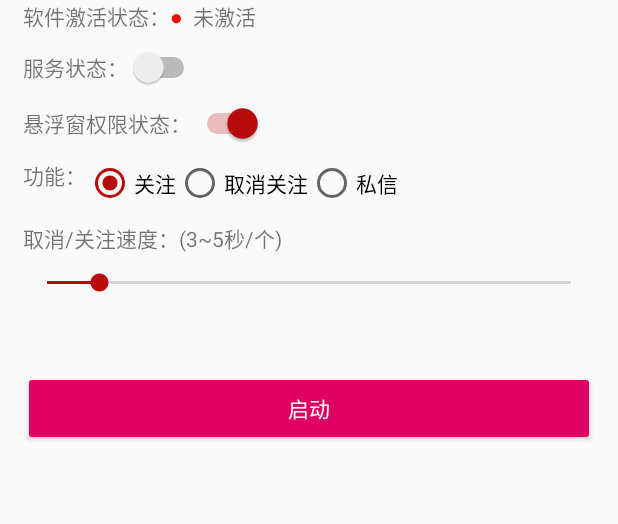
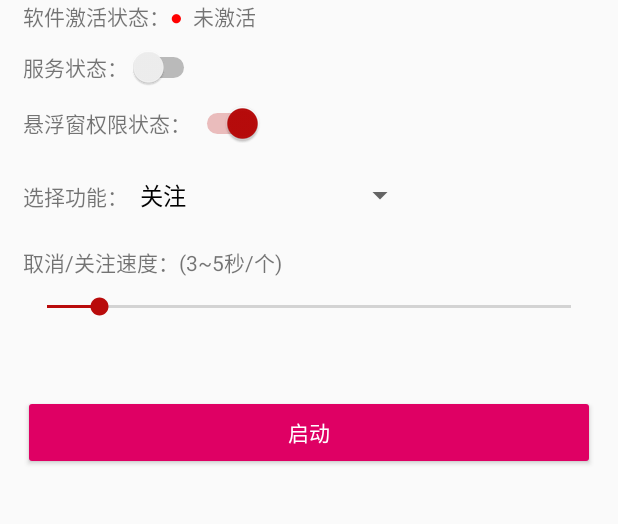
Before and after one commit to zys58/TikTokTool, an Android app: the screen it shows after launch (MainActivity), on a phone screen of 412 x 824 dp, the part 248-772 px from its top. Run offline under Robolectric (Android 15) with nearby library versions, the phone set to English and light mode, and no system bars; libraries missing offline, so code that uses them is left out: com.alibaba.fastjson; 7 statements that could not run were skipped.

Commit message:
18.12.03

```diff
--- a/app/src/main/java/com/nice/tiktoktool/MainActivity.java
+++ b/app/src/main/java/com/nice/tiktoktool/MainActivity.java
@@ -20,14 +20,16 @@ import android.text.TextWatcher;
 import android.util.Log;
 import android.view.View;
 import android.view.accessibility.AccessibilityManager;
+import android.widget.AdapterView;
+import android.widget.ArrayAdapter;
 import android.widget.Button;
 import android.widget.CompoundButton;
 import android.widget.EditText;
 import android.widget.ImageView;
 import android.widget.LinearLayout;
 import android.widget.ProgressBar;
-import android.widget.RadioButton;
 import android.widget.SeekBar;
+import android.widget.Spinner;
 import android.widget.Switch;
 import android.widget.TextView;
 import android.widget.Toast;
@@ -37,12 +39,14 @@ import com.nice.config.Config;
 import com.nice.entity.ActivationCode;
 import com.nice.service.MyService;
 import com.nice.utils.AESUtils;
+import com.nice.utils.BaseAccessibilityService;
 import com.nice.utils.InstallationUtil;
 import com.nice.utils.JumpPermissionManagement;
 
 import java.io.IOException;
 import java.lang.reflect.Method;
 import java.text.SimpleDateFormat;
+import java.util.ArrayList;
 import java.util.List;
 
 import okhttp3.Call;
@@ -53,18 +57,19 @@ import okhttp3.Request;
 import okhttp3.RequestBody;
 import okhttp3.Response;
 
-public class MainActivity extends Activity implements View.OnClickListener, CompoundButton.OnCheckedChangeListener {
+public class MainActivity extends Activity implements View.OnClickListener, CompoundButton.OnCheckedChangeListener, AdapterView.OnItemSelectedListener {
 
 
     private Switch openPermission, openServiceBtn;
     private Button openTiktokBtn;
     private TextView attentionSpeedTv, privatelySpeedTv, activationStateTv1, activationStateTv2, activationEndTime;
-    private RadioButton attentionRa, privatelyRa, cancelAttentionRa;
     private LinearLayout attentionSetting, privatelySetting;
     private EditText privatelyContent;
     private SeekBar attentionSpeedSb, privatelySpeedSb;
     private ImageView usrSettingBtn;
     private ProgressBar progressBar;
+    private Spinner optionSpinner;
+    private ArrayAdapter adapter;
 
     /*构造一个Handler，主要作用有：1）供非UI线程发送Message  2）处理Message并完成UI更新*/
     public Handler uiHandler = new Handler(new Handler.Callback() {
@@ -104,9 +109,6 @@ public class MainActivity extends Activity implements View.OnClickListener, Comp
         openPermission = findViewById(R.id.open_permission_btn);
         openServiceBtn = findViewById(R.id.open_accessibility_btn);
         openTiktokBtn = findViewById(R.id.open_tiktok_btn);
-        attentionRa = findViewById(R.id.attention_ra);
-        privatelyRa = findViewById(R.id.privately_ra);
-        cancelAttentionRa = findViewById(R.id.cancel_attention_ra);
         attentionSetting = findViewById(R.id.attention_setting);
         privatelySetting = findViewById(R.id.privately_setting);
         privatelyContent = findViewById(R.id.privately_content);
@@ -119,15 +121,18 @@ public class MainActivity extends Activity implements View.OnClickListener, Comp
         activationStateTv1 = findViewById(R.id.activation_state_tv1);
         activationStateTv2 = findViewById(R.id.activation_state_tv2);
         activationEndTime = findViewById(R.id.activation_end_time);
+        optionSpinner = findViewById(R.id.option_spinner);
+
+        adapter = new ArrayAdapter<String>(this,
+                android.R.layout.simple_spinner_dropdown_item, getSpinnerSource());
+        optionSpinner.setAdapter(adapter);
 
         changeStatus();
         openServiceBtn.setOnCheckedChangeListener(this);
         openPermission.setOnCheckedChangeListener(this);
-        attentionRa.setOnCheckedChangeListener(this);
-        privatelyRa.setOnCheckedChangeListener(this);
-        cancelAttentionRa.setOnCheckedChangeListener(this);
         openTiktokBtn.setOnClickListener(this);
         usrSettingBtn.setOnClickListener(this);
+        optionSpinner.setOnItemSelectedListener(this);
         attentionSpeedSb.setOnSeekBarChangeListener(new SeekBar.OnSeekBarChangeListener() {
             @Override
             public void onProgressChanged(SeekBar seekBar, int i, boolean b) {
@@ -184,11 +189,20 @@ public class MainActivity extends Activity implements View.OnClickListener, Comp
             }
         });
 
-        //显示对应的配置界面
-        settingViewChange();
         //请求设备信息
         requestDeviceInfo();
 
+        BaseAccessibilityService.getInstance().init(this);
+
+    }
+
+    public List<String> getSpinnerSource() {
+        List<String> list = new ArrayList<>();
+        list.add("关注");
+        list.add("取消关注");
+        list.add("私信");
+        list.add("视频评论用户私信");
+        return list;
     }
 
     public void requestDeviceInfo() {
@@ -305,34 +319,8 @@ public class MainActivity extends Activity implements View.OnClickListener, Comp
         }
     }
 
-    private void settingViewChange() {
-        if (attentionRa.isChecked()) {
-            attentionSetting.setVisibility(View.VISIBLE);
-            privatelySetting.setVisibility(View.GONE);
-            //速度显示
-            attentionSpeedTv.setText("(" + Config.getInstance(this).getAttentionSpeed() / 1000 + "~" + (Config.getInstance(this).getAttentionSpeed() / 1000 + 2) + "秒/个)");
-            attentionSpeedSb.setProgress((int) (Config.getInstance(this).getAttentionSpeed() / 1000));
-            privatelySpeedTv.setText("(" + Config.getInstance(this).getPrivatelySpeed() / 1000 + "~" + (Config.getInstance(this).getPrivatelySpeed() / 1000 + 2) + "秒/个)");
-            privatelySpeedSb.setProgress((int) (Config.getInstance(this).getPrivatelySpeed() / 1000));
-        } else if (privatelyRa.isChecked()) {
-            attentionSetting.setVisibility(View.GONE);
-            privatelySetting.setVisibility(View.VISIBLE);
-            //私信内容显示
-            privatelyContent.setText(Config.getInstance(this).getPrivatelyContentText());
-        } else if (cancelAttentionRa.isChecked()) {
-            attentionSetting.setVisibility(View.VISIBLE);
-            privatelySetting.setVisibility(View.GONE);
-            //速度显示
-            attentionSpeedTv.setText("(" + Config.getInstance(this).getAttentionSpeed() / 1000 + "~" + (Config.getInstance(this).getAttentionSpeed() / 1000 + 2) + "秒/个)");
-            attentionSpeedSb.setProgress((int) (Config.getInstance(this).getAttentionSpeed() / 1000));
-            privatelySpeedTv.setText("(" + Config.getInstance(this).getPrivatelySpeed() / 1000 + "~" + (Config.getInstance(this).getPrivatelySpeed() / 1000 + 2) + "秒/个)");
-            privatelySpeedSb.setProgress((int) (Config.getInstance(this).getPrivatelySpeed() / 1000));
-        }
-    }
-
     @Override
     public void onCheckedChanged(CompoundButton compoundButton, boolean b) {
-        settingViewChange();
 
         if (compoundButton.getId() == R.id.open_accessibility_btn) {
             if (b) {
@@ -343,22 +331,6 @@ public class MainActivity extends Activity implements View.OnClickListener, Comp
         if (compoundButton.getId() == R.id.open_permission_btn) {
             if (b) {
                 openSetting();
-            }
-        }
-        if (compoundButton.getId() == R.id.attention_ra) {
-            if (b) {
-                Config.getInstance(this).setOption(Config.CONCERN);
-            }
-        }
-        if (compoundButton.getId() == R.id.privately_ra) {
-            if (b) {
-                Config.getInstance(this).setOption(Config.PRIVATELY);
-            }
-        }
-
-        if (compoundButton.getId() == R.id.cancel_attention_ra) {
-            if (b) {
-                Config.getInstance(this).setOption(Config.CANCEL_CONCERN);
             }
         }
     }
@@ -493,4 +465,46 @@ public class MainActivity extends Activity implements View.OnClickListener, Comp
         startService(new Intent(this, MyService.class).putExtra(MyService.ACTION, MyService.SHOW));
     }
 
+    @Override
+    public void onItemSelected(AdapterView<?> adapterView, View view, int i, long l) {
+        if (i == 0) {
+            Config.getInstance(this).setOption(Config.CONCERN);
+            attentionSetting.setVisibility(View.VISIBLE);
+            privatelySetting.setVisibility(View.GONE);
+            //速度显示
+            attentionSpeedTv.setText("(" + Config.getInstance(this).getAttentionSpeed() / 1000 + "~" + (Config.getInstance(this).getAttentionSpeed() / 1000 + 2) + "秒/个)");
+            attentionSpeedSb.setProgress((int) (Config.getInstance(this).getAttentionSpeed() / 1000));
+            privatelySpeedTv.setText("(" + Config.getInstance(this).getPrivatelySpeed() / 1000 + "~" + (Config.getInstance(this).getPrivatelySpeed() / 1000 + 2) + "秒/个)");
+            privatelySpeedSb.setProgress((int) (Config.getInstance(this).getPrivatelySpeed() / 1000));
+        }
+        if (i == 1) {
+            Config.getInstance(this).setOption(Config.CANCEL_CONCERN);
+            attentionSetting.setVisibility(View.VISIBLE);
+            privatelySetting.setVisibility(View.GONE);
+            //速度显示
+            attentionSpeedTv.setText("(" + Config.getInstance(this).getAttentionSpeed() / 1000 + "~" + (Config.getInstance(this).getAttentionSpeed() / 1000 + 2) + "秒/个)");
+            attentionSpeedSb.setProgress((int) (Config.getInstance(this).getAttentionSpeed() / 1000));
+            privatelySpeedTv.setText("(" + Config.getInstance(this).getPrivatelySpeed() / 1000 + "~" + (Config.getInstance(this).getPrivatelySpeed() / 1000 + 2) + "秒/个)");
+            privatelySpeedSb.setProgress((int) (Config.getInstance(this).getPrivatelySpeed() / 1000));
+        }
+        if (i == 2) {
+            Config.getInstance(this).setOption(Config.PRIVATELY);
+            attentionSetting.setVisibility(View.GONE);
+            privatelySetting.setVisibility(View.VISIBLE);
+            //私信内容显示
+            privatelyContent.setText(Config.getInstance(this).getPrivatelyContentText());
+        }
+        if (i == 3) {
+            Config.getInstance(this).setOption(Config.COMMENT_PRIVATELY);
+            attentionSetting.setVisibility(View.GONE);
+            privatelySetting.setVisibility(View.VISIBLE);
+            privatelyContent.setText(Config.getInstance(this).getPrivatelyContentText());
+        }
+
+    }
+
+    @Override
+    public void onNothingSelected(AdapterView<?> adapterView) {
+
+    }
 }
--- a/app/src/main/res/layout/activity_main.xml
+++ b/app/src/main/res/layout/activity_main.xml
@@ -127,32 +127,14 @@
                 <TextView
                     android:layout_width="wrap_content"
                     android:layout_height="wrap_content"
-                    android:text="@string/function" />
+                    android:text="@string/select_function" />
 
-                <RadioGroup
-                    android:layout_width="match_parent"
-                    android:layout_height="wrap_content"
-                    android:orientation="horizontal">
+                <Spinner
+                    android:id="@+id/option_spinner"
+                    android:layout_width="wrap_content"
+                    android:layout_height="wrap_content">
 
-                    <RadioButton
-                        android:id="@+id/attention_ra"
-                        android:layout_width="wrap_content"
-                        android:layout_height="wrap_content"
-                        android:checked="true"
-                        android:text="@string/attention" />
-
-                    <RadioButton
-                        android:id="@+id/cancel_attention_ra"
-                        android:layout_width="wrap_content"
-                        android:layout_height="wrap_content"
-                        android:text="@string/cancel_attention" />
-
-                    <RadioButton
-                        android:id="@+id/privately_ra"
-                        android:layout_width="wrap_content"
-                        android:layout_height="wrap_content"
-                        android:text="@string/privately" />
-                </RadioGroup>
+                </Spinner>
             </LinearLayout>
 
             <RelativeLayout
--- a/app/src/main/res/values/strings.xml
+++ b/app/src/main/res/values/strings.xml
@@ -9,8 +9,8 @@
     <string name="open_tiktok">启动</string>
     <string name="attention">关注</string>
     <string name="privately">私信</string>
-    <string name="function">功能：</string>
-    <string name="privately_content">私信内容：</string>
+    <string name="select_function">选择功能：</string>
+    <string name="privately_content">私信内容(多条话术用|分开，程序会随机发送)：</string>
     <string name="attention_speed">取消/关注速度：</string>
     <string name="set_user">用户设置</string>
     <string name="privately_speed">私信速度：</string>
--- a/app/src/main/res/xml/accessibility_service_config.xml
+++ b/app/src/main/res/xml/accessibility_service_config.xml
@@ -4,4 +4,6 @@
     android:accessibilityFeedbackType="feedbackGeneric"
     android:accessibilityFlags="flagReportViewIds"
     android:canRetrieveWindowContent="true"
-    android:description="@string/accessibility_service_description" />
+    android:description="@string/accessibility_service_description"/>
+
+    <!--android:packageNames="com.ss.android.ugc.aweme"-->
```
Also changed, not shown: app/src/main/java/com/nice/service/TikTokAccessibilityService.java (+117 -45 lines), app/src/main/java/com/nice/tiktoktool/FloatingView.java (+5 -2 lines), app/src/main/java/com/nice/utils/BaseAccessibilityService.java (added, +233 -0 lines), 1 other file.
